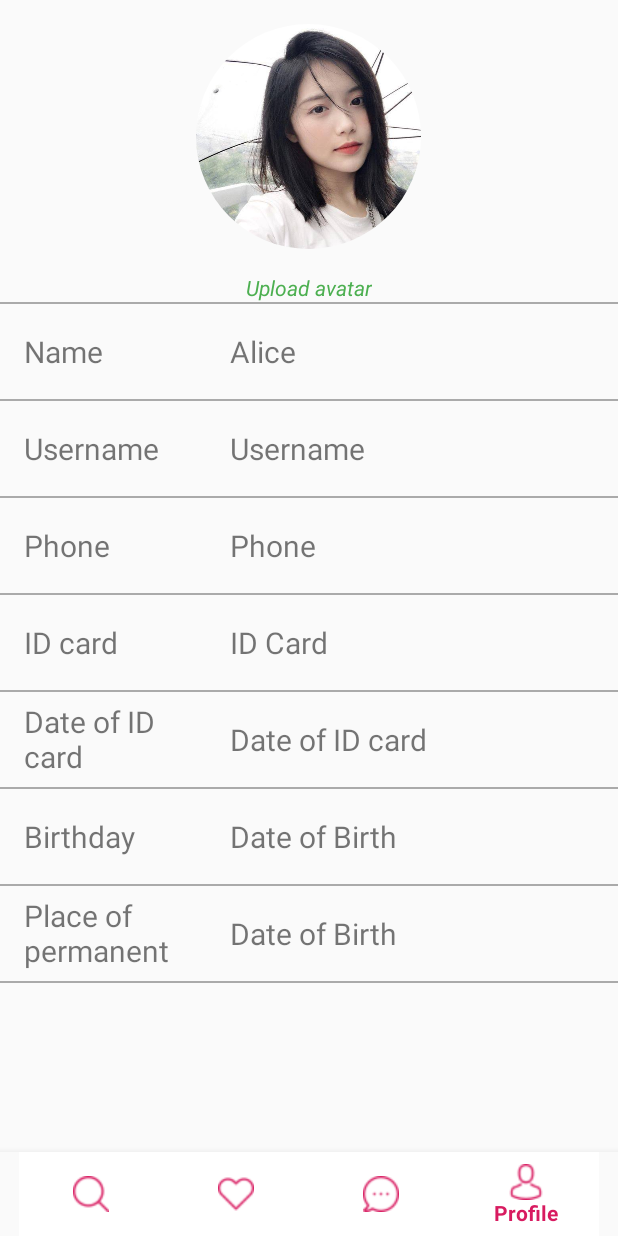
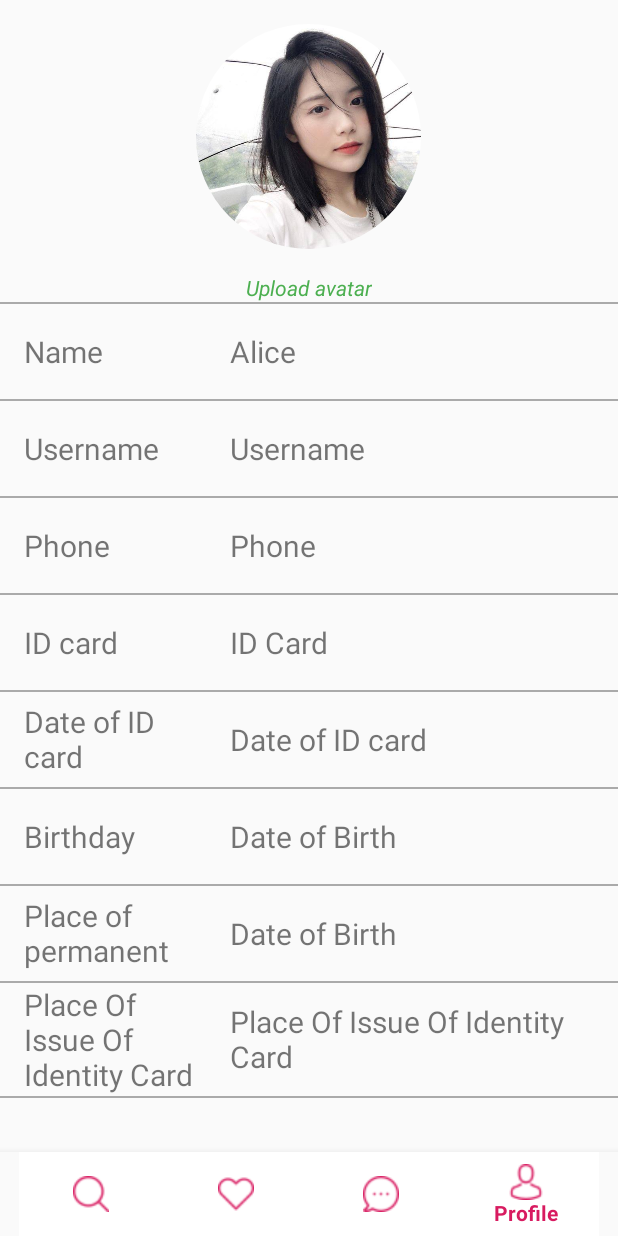
Before and after one commit to TranNguyenGiaHuy/ReRm-Android, an Android app: the fragment ProfileDetailFragment placed in its activity, on a phone screen of 412 x 824 dp. Run offline under Robolectric (Android 15) with nearby library versions, the phone set to English and light mode, and no system bars; our stand-ins replace CircleImageView, Dagger/Hilt's generated code, Room's generated code, RxJava, Timber; libraries missing offline, so code that uses them is left out: com.afollestad.materialdialogs, com.esafirm.imagepicker, com.esafirm.rximagepicker, com.huytran.grpcdemo, io.grpc and 1 more; 9 statements that could not run were skipped.

Commit message:
add placeOfIssueOfIdentityCard

```diff
--- a/app/src/main/java/com/huytran/rermandroid/data/remote/UserController.kt
+++ b/app/src/main/java/com/huytran/rermandroid/data/remote/UserController.kt
@@ -266,6 +266,7 @@ class UserController(
             .setTsCardDated(user.tsCardDated)
             .setTsDateOfBirth(user.tsDateOfBirth)
             .setPlaceOfPermanent(user.placeOfPermanent)
+            .setPlaceOfIssueOfIdentityCard(user.placeOfIssueOfIdentityCard)
             .build()
 
         return Single.create<User> { emitter ->
--- a/app/src/main/java/com/huytran/rermandroid/fragment/ProfileDetailFragment.kt
+++ b/app/src/main/java/com/huytran/rermandroid/fragment/ProfileDetailFragment.kt
@@ -39,8 +39,6 @@ class ProfileDetailFragment : BaseFragment() {
     @Inject
     lateinit var avatarController: AvatarController
     @Inject
-    lateinit var avatarRepository: AvatarRepository
-    @Inject
     lateinit var userController: UserController
 
     private lateinit var tvUserName: TextView
@@ -51,6 +49,7 @@ class ProfileDetailFragment : BaseFragment() {
     private lateinit var tvDateOfBirth: TextView
     private lateinit var tvPlaceOfPermanent: TextView
     private lateinit var tvUploadAvatar: TextView
+    private lateinit var tvPlaceOfIssueOfIdentityCard: TextView
 
     private lateinit var user: User
 
@@ -73,6 +72,7 @@ class ProfileDetailFragment : BaseFragment() {
         tvPlaceOfPermanent = view.findViewById(R.id.tv_place_of_permanent)
         val ivAvatar = view.findViewById<ImageView>(R.id.img_profile_image)
         tvUploadAvatar = view.findViewById(R.id.tv_upload_avatar)
+        tvPlaceOfIssueOfIdentityCard = view.findViewById(R.id.tv_place_of_issue_of_identity_card)
 
         val userInfoDisposable = userRepository.getLastFlowable()
             .observeOn(AndroidSchedulers.mainThread())
@@ -88,6 +88,7 @@ class ProfileDetailFragment : BaseFragment() {
                 tvDateOfBirth.text = if (user.tsDateOfBirth == 0L) "" else UtilityFunctions.timestampToString(user.tsDateOfBirth)
                 tvName.text = user.userName
                 tvPlaceOfPermanent.text = user.placeOfPermanent
+                tvPlaceOfIssueOfIdentityCard.text = user.placeOfIssueOfIdentityCard
             }
         disposableContainer.add(userInfoDisposable)
 
@@ -170,7 +171,7 @@ class ProfileDetailFragment : BaseFragment() {
                 tsDateOfBirth = UtilityFunctions.stringToTimestamp(tvDateOfBirth.text.toString()) ?: user.tsDateOfBirth,
                 placeOfPermanent = tvPlaceOfPermanent.text.toString(),
                 avatarId = user.avatarId,
-                placeOfIssueOfIdentityCard = user.placeOfIssueOfIdentityCard
+                placeOfIssueOfIdentityCard = tvPlaceOfIssueOfIdentityCard.text.toString()
             )
         )
     }
@@ -269,6 +270,17 @@ class ProfileDetailFragment : BaseFragment() {
                 negativeButton(R.string.text_cancel)
             }
         }
+        tvPlaceOfIssueOfIdentityCard.setOnClickListener {
+            MaterialDialog(context!!).show {
+                input(prefill = tvPlaceOfIssueOfIdentityCard.text) { _, charSequence ->
+                    if (charSequence.isBlank()) return@input
+                    tvPlaceOfIssueOfIdentityCard.text = charSequence
+                    callUpdate()
+                }
+                title(text = "Where's Your Place Of Issue Of Identity Card?")
+                negativeButton(R.string.text_cancel)
+            }
+        }
     }
 
     override fun onResume() {
--- a/app/src/main/res/layout/detail_profile.xml
+++ b/app/src/main/res/layout/detail_profile.xml
@@ -236,6 +236,35 @@
                     android:layout_height="1dp"
                     android:background="@android:color/darker_gray"/>
 
+            <LinearLayout
+                    android:orientation="horizontal"
+                    android:layout_width="match_parent"
+                    android:layout_height="75dp">
+                <TextView
+                        android:text="Place Of Issue Of Identity Card"
+                        android:layout_width="match_parent"
+                        android:layout_height="wrap_content"
+                        android:layout_gravity="center"
+                        android:layout_marginLeft="16dp"
+                        android:layout_weight="2"
+                        android:textSize="20sp"/>
+                <TextView
+                        android:text="Place Of Issue Of Identity Card"
+                        android:layout_width="match_parent"
+                        android:layout_height="wrap_content"
+                        android:layout_gravity="center"
+                        android:layout_marginLeft="16dp"
+                        android:id="@+id/tv_place_of_issue_of_identity_card"
+                        android:layout_weight="1"
+                        android:clickable="true"
+                        android:textSize="20sp"/>
+            </LinearLayout>
+
+            <View
+                    android:layout_width="match_parent"
+                    android:layout_height="1dp"
+                    android:background="@android:color/darker_gray"/>
+
         </LinearLayout>
     </ScrollView>
 </FrameLayout>
```
Also changed, not shown: 1 other file.
